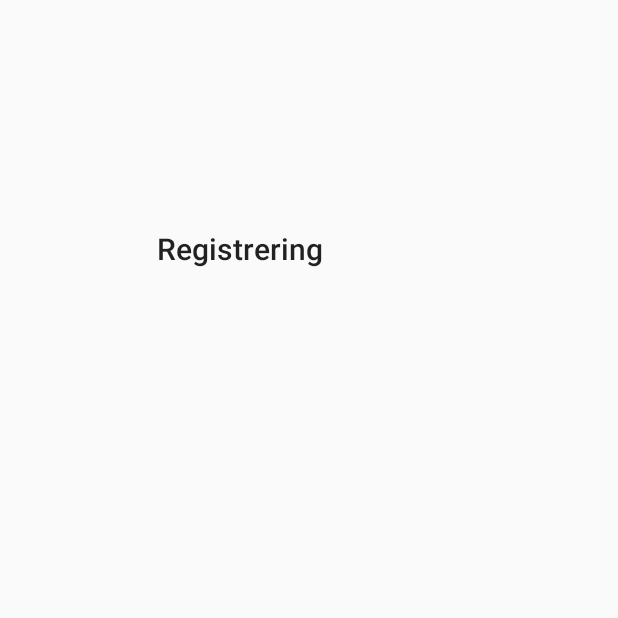
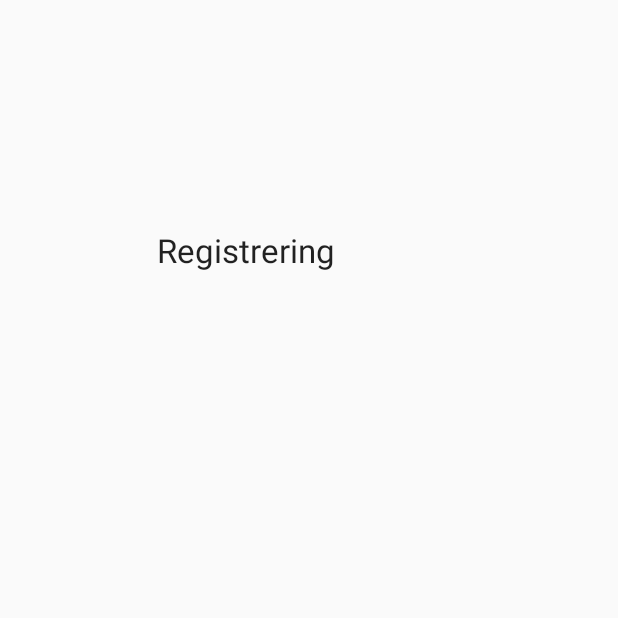
Before and after one commit to ntnu-rgb/android-secure-authentication, an Android app: the RegistrerActivity screen opened directly, with no data from a screen before it, on a phone screen of 412 x 824 dp, the top half of it. Run offline under Robolectric (Android 15) with nearby library versions, the phone set to English and light mode, and no system bars; our stand-ins replace Volley.

Commit message:
Tilpasset til gjenbruk av kode

```diff
--- a/app/src/main/res/layout/activity_registrer.xml
+++ b/app/src/main/res/layout/activity_registrer.xml
@@ -17,7 +17,7 @@
         android:layout_width="match_parent"
         android:layout_height="wrap_content"
         android:layout_weight="1"
-        android:text="@string/action_registrer"
+        android:text="@string/registrer_knapp"
         app:layout_constraintBottom_toBottomOf="parent"
         app:layout_constraintEnd_toEndOf="parent"
         app:layout_constraintHorizontal_bias="1.0"
@@ -60,7 +60,7 @@
         android:layout_marginTop="136dp"
         android:layout_weight="1"
         android:text="@string/tittel_registrering"
-        android:textAppearance="@android:style/TextAppearance.DeviceDefault.DialogWindowTitle"
+        android:textAppearance="@android:style/TextAppearance.DeviceDefault.Large"
         android:visibility="visible"
         app:layout_constraintEnd_toEndOf="parent"
         app:layout_constraintHorizontal_bias="0.5"
--- a/app/src/main/res/values/strings.xml
+++ b/app/src/main/res/values/strings.xml
@@ -3,9 +3,10 @@
     <string name="action_logginn">Logg inn</string>
     <string name="hint_epostadresse">Skriv inn epostadresse</string>
     <string name="tittel_registrering">Registrering</string>
-    <string name="action_registrer"> Registrer </string>
+    <string name="action_registrer">Ingen bruker? Trykk her for å registrere deg.</string>
+    <string name="registrer_knapp">Registrer</string>
     <string name="hint_passord">Skriv inn passord her</string>
-    <string name="fingerAvtrykk"> Plasser fingeren på mobilen sin fingeravtrykk-leser</string>
+    <string name="fingerAvtrykk">Plasser fingeren på mobilen sin fingeravtrykk-leser</string>
     <item name="visible" type="id" />
     <item name="masked" type="id" />
     <string name="title_activity_registrer_foresporsel">RegistrerForesporsel</string>
```
Also changed, not shown: app/src/main/java/com/example/applikasjon/FingerprintActivity.java (+19 -5 lines).
